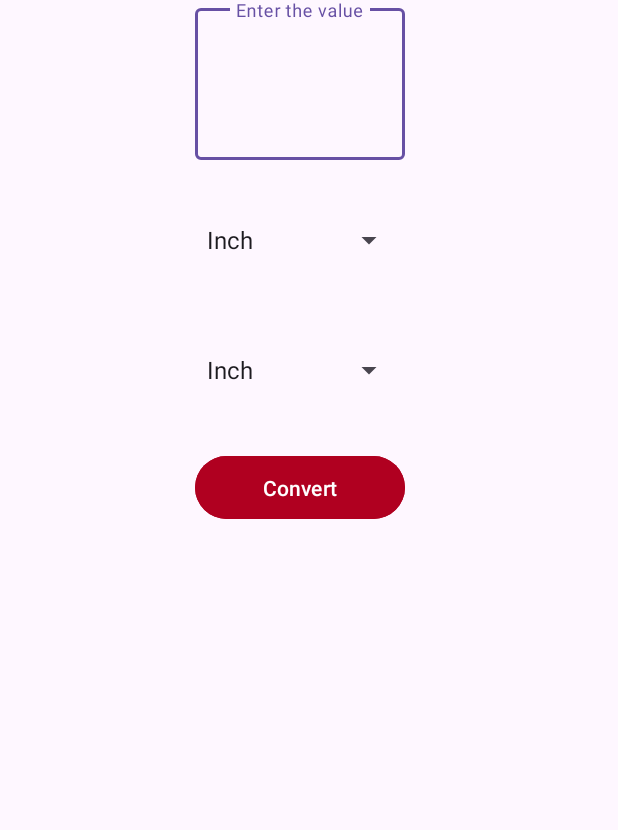
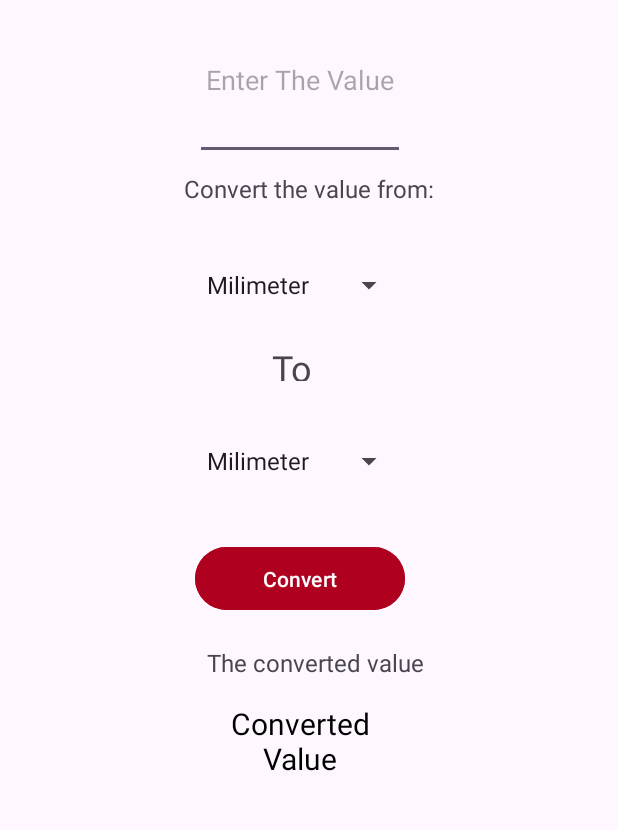
Before and after one commit to majidpawar9/JAV1001-Midterm, an Android app: the screen it shows after launch (MainActivity), on a phone screen of 412 x 824 dp, the part 246-1076 px from its top. Run offline under Robolectric (Android 15) with nearby library versions, the phone set to English and light mode, and no system bars.

Commit message:
added strings to string.xml and added comments

```diff
--- a/app/build.gradle
+++ b/app/build.gradle
@@ -30,6 +30,9 @@ android {
     kotlinOptions {
         jvmTarget = '1.8'
     }
+    buildFeatures{
+        viewBinding true
+    }
 }
 
 dependencies {
--- a/app/src/main/java/com/majid/conversionapp/MainActivity.kt
+++ b/app/src/main/java/com/majid/conversionapp/MainActivity.kt
@@ -7,16 +7,27 @@ import android.widget.AdapterView
 import android.widget.ArrayAdapter
 import android.widget.Button
 import android.widget.Spinner
+import android.widget.TextView
 import android.widget.Toast
-import androidx.core.view.get
+import com.majid.conversionapp.databinding.ActivityMainBinding
 
+////////////////////////
+// SpinnerFrom is used to define the unit it is being converted FROM
+// SpinnerTo is used to define the unit it is being converted TO
+////////////////////////
 class MainActivity : AppCompatActivity() {
+    //Units array
     private val userUnit =
-        arrayOf("Inch", "Centimeter", "Meter", "Kilometer", "Miles", "Gram", "Kilogram", "Pound")
+        arrayOf("Milimeter", "Centimeter", "Inch", "Meter", "Kilometer", "Miles")
+
+    //used lateinit to keep to property from being initialized
     private lateinit var spinnerFrom:Spinner
     private lateinit var spinnerTo:Spinner
     private lateinit var convertButton: Button
+    private lateinit var answerText: TextView
+    private lateinit var binding: ActivityMainBinding
 
+    //Main function
     override fun onCreate(savedInstanceState: Bundle?) {
         super.onCreate(savedInstanceState)
         setContentView(R.layout.activity_main)
@@ -24,6 +35,11 @@ class MainActivity : AppCompatActivity() {
         val arrayAdapter =
             ArrayAdapter<String>(this, android.R.layout.simple_spinner_dropdown_item, userUnit)
 
+
+        var convertFromString:String = ""
+        var convertToString:String = ""
+
+        // Defining the spinner dropdown using arrayAdapter and assigning it the values of userUnit Array
         spinnerFrom = findViewById<Spinner>(R.id.convertSpinnerFrom)
         spinnerFrom.adapter = arrayAdapter
         spinnerFrom.onItemSelectedListener = object : AdapterView.OnItemSelectedListener {
@@ -33,11 +49,13 @@ class MainActivity : AppCompatActivity() {
                 position: Int,
                 id: Long
             ) {
+                // When user selects a unit a toast message will be shown
                 Toast.makeText(
                     applicationContext,
                     "Selected Unit is " + userUnit[position],
                     Toast.LENGTH_SHORT
                 ).show()
+                convertFromString = userUnit[position]
             }
 
             override fun onNothingSelected(parent: AdapterView<*>?) {
@@ -49,6 +67,7 @@ class MainActivity : AppCompatActivity() {
             }
         }
 
+        // Defining the spinner dropdown using arrayAdapter and assigning it the values of userUnit Array
         spinnerTo = findViewById<Spinner>(R.id.convertSpinnerTo)
         spinnerTo.adapter = arrayAdapter
         spinnerTo.onItemSelectedListener = object : AdapterView.OnItemSelectedListener {
@@ -58,11 +77,13 @@ class MainActivity : AppCompatActivity() {
                 position: Int,
                 id: Long
             ) {
+                // When user selects a unit a toast message will be shown
                 Toast.makeText(
                     applicationContext,
                     "Selected Unit is " + userUnit[position],
                     Toast.LENGTH_SHORT
                 ).show()
+                convertToString = userUnit[position]
             }
 
             override fun onNothingSelected(parent: AdapterView<*>?) {
@@ -73,13 +94,24 @@ class MainActivity : AppCompatActivity() {
                 ).show()
             }
         }
+
+        // Getting the userInput and converting it to array of Characters
+        var userInput = findViewById<TextView>(R.id.userInput)
+        var userValue = userInput.getText()
+
+        // Object of Conversion Class
+        val con = Conversion()
+
+        //
+        answerText = findViewById(R.id.outputText)
         convertButton = findViewById(R.id.convertButton)
+
         convertButton.setOnClickListener {
-            Toast.makeText(
-                this,
-                "Unit is " + spinnerTo.selectedItem.toString(),
-                Toast.LENGTH_SHORT
-            ).show()
+            //Calling function of conversion class
+            var result = con.conversionKit(userValue,convertFromString,convertToString)
+
+            // Setting the result from conversionKit function to answerText
+            answerText.setText(result)
         }
     }
 }
--- a/app/src/main/res/layout/activity_main.xml
+++ b/app/src/main/res/layout/activity_main.xml
@@ -6,6 +6,7 @@
     android:layout_height="match_parent"
     android:orientation="vertical">
 
+    <!--    Title-->
     <TextView
         android:id="@+id/title"
         android:layout_width="wrap_content"
@@ -13,7 +14,7 @@
         android:layout_marginLeft="35dp"
         android:layout_marginTop="90dp"
         android:fontFamily="casual"
-        android:text="Conversion App"
+        android:text="@string/app_name"
         android:textColor="#03A9F4"
         android:textSize="48sp"
         android:textStyle="bold"
@@ -22,21 +23,29 @@
         app:layout_constraintStart_toStartOf="parent"
         app:layout_constraintTop_toTopOf="parent" />
 
-    <com.google.android.material.textfield.TextInputLayout
+    <!--   Input Field-->
+    <EditText
+        android:id="@+id/userInput"
         android:layout_width="140dp"
         android:layout_height="160px"
-        android:layout_marginLeft="130dp">
+        android:layout_marginLeft="130dp"
+        android:gravity="center"
+        android:hint="@string/userInputHint"
+        android:inputType="phone">
+    </EditText>
 
-        <com.google.android.material.textfield.TextInputEditText
-            android:id="@+id/userInput"
-            android:layout_width="match_parent"
-            android:layout_height="match_parent"
-            android:gravity="center"
-            android:hint="Enter the value"
-            android:inputType="phone" />
+    <!--   Text to indicate selection of unit futher-->
+    <TextView
+        android:id="@+id/conversionIndication"
+        android:layout_width="match_parent"
+        android:layout_height="wrap_content"
+        android:layout_marginTop="8dp"
+        android:text="@string/conversionIndication"
+        android:textAlignment="center"
+        android:textColorHint="@color/black"
+        android:textSize="16sp" />
 
-    </com.google.android.material.textfield.TextInputLayout>
-
+    <!--    Selection of user unit From-->
     <Spinner
         android:id="@+id/convertSpinnerFrom"
         android:layout_width="140dp"
@@ -44,6 +53,19 @@
         android:layout_marginLeft="130dp"
         android:layout_marginTop="20dp" />
 
+    <!--  To convert into  -->
+    <TextView
+        android:id="@+id/textView5"
+        android:layout_width="30dp"
+        android:layout_height="25dp"
+        android:layout_marginLeft="180dp"
+        android:layout_marginTop="5dp"
+        android:text="To"
+        android:textAlignment="center"
+        android:textColorHint="@color/black"
+        android:textSize="24sp" />
+
+    <!--    Selection of user unit To-->
     <Spinner
         android:id="@+id/convertSpinnerTo"
         android:layout_width="140dp"
@@ -51,6 +73,7 @@
         android:layout_marginLeft="130dp"
         android:layout_marginTop="20dp" />
 
+    <!--    Conversion Button-->
     <Button
         android:id="@+id/convertButton"
         android:layout_width="140dp"
@@ -58,6 +81,30 @@
         android:layout_marginLeft="130dp"
         android:layout_marginTop="20dp"
         android:backgroundTint="@color/design_default_color_error"
-        android:text="Convert" />
+        android:text="@string/convertButton" />
+
+    <!--    Heading to indicate Output-->
+    <TextView
+        android:id="@+id/outputHeading"
+        android:layout_width="160dp"
+        android:layout_height="18dp"
+        android:layout_marginLeft="130dp"
+        android:layout_marginTop="20dp"
+        android:text="@string/outputIndication"
+        android:textAlignment="center"
+        android:textColorHint="@color/black"
+        android:textSize="16sp" />
+
+    <!--  Converted Value  -->
+    <TextView
+        android:id="@+id/outputText"
+        android:layout_width="140dp"
+        android:layout_height="84dp"
+        android:layout_marginLeft="130dp"
+        android:layout_marginTop="20dp"
+        android:hint="@string/outputHint"
+        android:textAlignment="center"
+        android:textColorHint="@color/black"
+        android:textSize="20sp" />
 
 </LinearLayout>
--- a/app/src/main/res/values/strings.xml
+++ b/app/src/main/res/values/strings.xml
@@ -1,3 +1,8 @@
 <resources>
-    <string name="app_name">ConversionApp</string>
+    <string name="app_name">Conversion App</string>
+    <string name="userInputHint">Enter The Value</string>
+    <string name="convertButton">Convert</string>
+    <string name="outputIndication">The converted value is</string>
+    <string name="outputHint">Converted Value</string>
+    <string name="conversionIndication">Convert the value from:</string>
 </resources>
```
Also changed, not shown: app/src/main/java/com/majid/conversionapp/Conversion.kt (+49 -44 lines).
